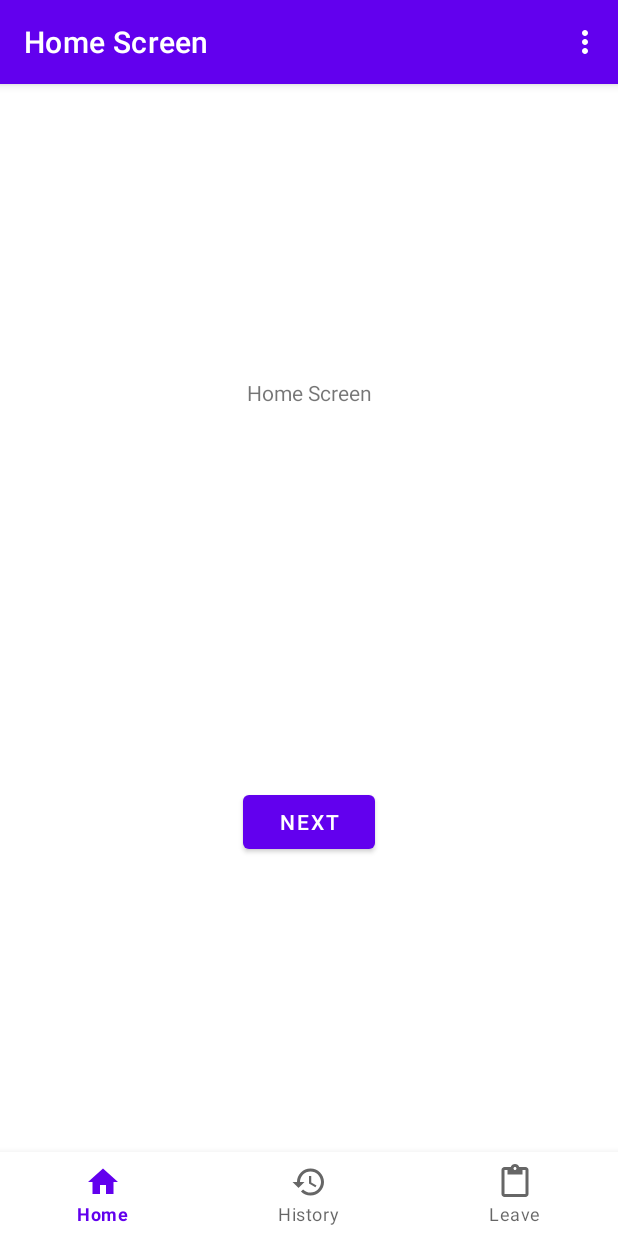
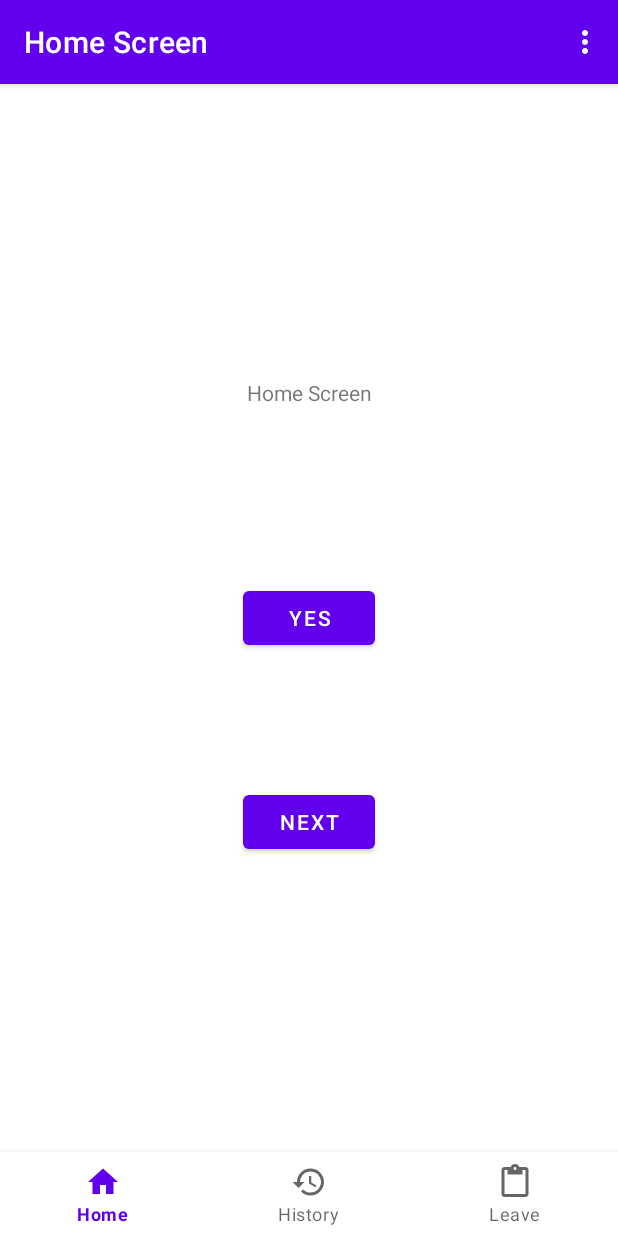
Before and after one commit to teamcastor/haazir, an Android app: the HomeFragment screen opened directly, with no data from a screen before it, on a phone screen of 412 x 824 dp. Run offline under Robolectric (Android 15) with nearby library versions, the light colour scheme and no system bars; our stand-ins replace Firebase (no records; nobody signed in at launch, a user with empty details on screens opened directly), navigation-ui.

Commit message:
location part in starting stage

```diff
--- a/app/build.gradle
+++ b/app/build.gradle
@@ -37,6 +37,7 @@ android {
 }
 
 dependencies {
+    implementation 'com.google.android.gms:play-services-location:15.0.1'
     implementation 'com.google.android.material:material:1.6.1'
     implementation 'com.google.firebase:firebase-auth-ktx'
     implementation 'com.google.firebase:firebase-auth:21.0.5'
--- a/app/src/main/AndroidManifest.xml
+++ b/app/src/main/AndroidManifest.xml
@@ -8,6 +8,7 @@
     <uses-permission android:name="android.permission.ACCESS_FINE_LOCATION" />
     <uses-permission android:name="android.permission.WRITE_EXTERNAL_STORAGE"
         android:maxSdkVersion="28" />
+    <uses-permission android:name="android.permission.INTERNET"/>
 
     <application
         android:allowBackup="true"
--- a/app/src/main/java/com/teamcastor/haazir/HomeFragment.kt
+++ b/app/src/main/java/com/teamcastor/haazir/HomeFragment.kt
@@ -4,11 +4,11 @@ import android.os.Bundle
 import android.view.LayoutInflater
 import android.view.View
 import android.view.ViewGroup
+import android.widget.TextView
 import androidx.fragment.app.Fragment
 import androidx.lifecycle.SavedStateHandle
 import androidx.lifecycle.ViewModelProvider
 import androidx.navigation.fragment.findNavController
-import com.google.android.material.bottomnavigation.BottomNavigationView
 import com.teamcastor.haazir.data.model.LoginViewModel
 import com.teamcastor.haazir.databinding.FragmentHomeBinding
 import com.teamcastor.haazir.ui.login.LoginViewModelFactory
@@ -21,11 +21,9 @@ class HomeFragment : Fragment() {
         const val LOGIN_SUCCESSFUL: String = "LOGIN_SUCCESSFUL"
     }
 
-
     private var _binding: FragmentHomeBinding? = null
     private lateinit var loginViewModel: LoginViewModel
     private lateinit var savedStateHandle: SavedStateHandle
-
 
     // This property is only valid between onCreateView and
     // onDestroyView.
@@ -40,7 +38,6 @@ class HomeFragment : Fragment() {
         loginViewModel = ViewModelProvider(this, LoginViewModelFactory())
             .get(LoginViewModel::class.java)
         return binding.root
-
     }
 
     override fun onViewCreated(view: View, savedInstanceState: Bundle?) {
--- a/app/src/main/java/com/teamcastor/haazir/MainActivity.kt
+++ b/app/src/main/java/com/teamcastor/haazir/MainActivity.kt
@@ -1,11 +1,21 @@
 package com.teamcastor.haazir
 
+import android.Manifest
+import android.content.Context
+import android.content.pm.PackageManager
+import android.location.Location
+import android.location.LocationListener
+import android.location.LocationManager
 import android.os.Bundle
 import android.view.Menu
 import android.view.MenuItem
 import android.view.View
+import android.widget.Button
+import android.widget.TextView
+import android.widget.Toast
 import androidx.appcompat.app.AppCompatActivity
-import androidx.navigation.NavController
+import androidx.core.app.ActivityCompat
+import androidx.core.content.ContextCompat
 import androidx.navigation.findNavController
 import androidx.navigation.ui.AppBarConfiguration
 import androidx.navigation.ui.navigateUp
@@ -15,10 +25,17 @@ import com.teamcastor.haazir.data.model.LoginViewModel
 import com.teamcastor.haazir.databinding.ActivityMainBinding
 import kotlin.system.exitProcess
 
-class MainActivity : AppCompatActivity() {
+class MainActivity : AppCompatActivity(), LocationListener {
 
     private lateinit var appBarConfiguration: AppBarConfiguration
     private lateinit var binding: ActivityMainBinding
+
+    private lateinit var locationManager: LocationManager
+    private val locationPermissionCode = 2
+    private lateinit var str: String
+
+    private lateinit var tv: TextView
+    private lateinit var btn:Button
 
     override fun onCreate(savedInstanceState: Bundle?) {
         super.onCreate(savedInstanceState)
@@ -38,10 +55,21 @@ class MainActivity : AppCompatActivity() {
         navController.addOnDestinationChangedListener { _, destination, _ ->
             when (destination.id) {
                 R.id.LoginFragment, R.id.AttendanceFragment
-                -> bottomNavigationView.visibility = View.GONE
+                    -> bottomNavigationView.visibility = View.GONE
+                R.id.registerFragment, R.id.AttendanceFragment
+                    -> bottomNavigationView.visibility = View.GONE
                 else -> bottomNavigationView.visibility = View.VISIBLE
             }
         }
+
+        tv = findViewById(R.id.textViewDef)
+        btn = findViewById(R.id.yes)
+
+//        btn.setOnClickListener(View.OnClickListener {
+//            getLocation()
+//        })
+
+        getLocation()
     }
 
     override fun onCreateOptionsMenu(menu: Menu): Boolean {
@@ -71,4 +99,30 @@ class MainActivity : AppCompatActivity() {
         return navController.navigateUp(appBarConfiguration)
                 || super.onSupportNavigateUp()
     }
+
+    private fun getLocation() {
+        locationManager = getSystemService(Context.LOCATION_SERVICE) as LocationManager
+        if((ContextCompat.checkSelfPermission(this, Manifest.permission.ACCESS_FINE_LOCATION) != PackageManager.PERMISSION_GRANTED)) {
+            ActivityCompat.requestPermissions(this, arrayOf(Manifest.permission.ACCESS_FINE_LOCATION), locationPermissionCode)
+        }
+        locationManager.requestLocationUpdates(LocationManager.GPS_PROVIDER, 5000, 5f, this)
+    }
+
+    override fun onLocationChanged(location: Location) {
+        str = "Latitude: " + location.latitude + "\nLongitude: " + location.longitude
+        tv.text = str
+    }
+
+    override fun onRequestPermissionsResult(requestCode: Int, permissions: Array<out String>, grantResults: IntArray) {
+        if (requestCode === locationPermissionCode) {
+            if (grantResults.isNotEmpty() && grantResults[0] == PackageManager.PERMISSION_GRANTED)
+                Toast.makeText(this, "Permission Granted", Toast.LENGTH_SHORT).show()
+            else
+                Toast.makeText(this, "Permission Denied", Toast.LENGTH_SHORT).show()
+        }
+    }
+
+    fun createLocationRequest() {
+
+    }
 }
--- a/app/src/main/res/layout/fragment_home.xml
+++ b/app/src/main/res/layout/fragment_home.xml
@@ -7,11 +7,21 @@
     tools:context=".HomeFragment">
 
     <TextView
-        android:id="@+id/textview_first"
+        android:id="@+id/textViewDef"
         android:layout_width="wrap_content"
         android:layout_height="wrap_content"
         android:text="@string/hello_first_fragment"
         app:layout_constraintBottom_toTopOf="@id/button_first"
+        app:layout_constraintEnd_toEndOf="parent"
+        app:layout_constraintStart_toStartOf="parent"
+        app:layout_constraintTop_toTopOf="parent" />
+
+    <Button
+        android:id="@+id/yes"
+        android:layout_width="wrap_content"
+        android:layout_height="wrap_content"
+        android:text="yes"
+        app:layout_constraintBottom_toBottomOf="parent"
         app:layout_constraintEnd_toEndOf="parent"
         app:layout_constraintStart_toStartOf="parent"
         app:layout_constraintTop_toTopOf="parent" />
@@ -24,6 +34,6 @@
         app:layout_constraintBottom_toBottomOf="parent"
         app:layout_constraintEnd_toEndOf="parent"
         app:layout_constraintStart_toStartOf="parent"
-        app:layout_constraintTop_toBottomOf="@id/textview_first" />
+        app:layout_constraintTop_toBottomOf="@id/textViewDef" />
 
 </androidx.constraintlayout.widget.ConstraintLayout>
```
